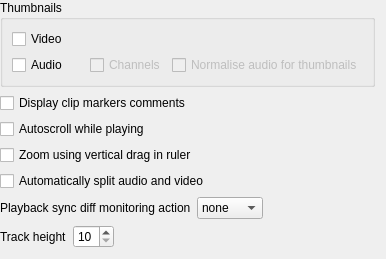
KDE/kdenlive, file src/widgets/configtimeline_ui.ui: the form before one commit.
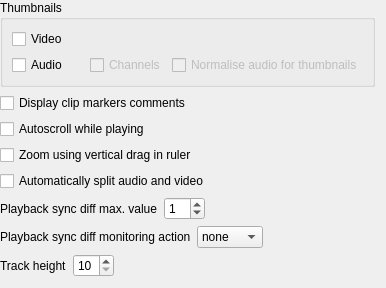
The form after the commit.

Commit message:
syncdiffmaxvalue settable in config
todo: update config hook

What changed in the file:
```diff
--- a/src/widgets/configtimeline_ui.ui
+++ b/src/widgets/configtimeline_ui.ui
@@ -92,6 +92,37 @@
      </property>
     </widget>
    </item>
+   <item>
+    <layout class="QHBoxLayout" name="horizontalLayout_5">
+     <item>
+      <widget class="QLabel" name="label_3">
+       <property name="text">
+        <string>Playback sync diff max. value</string>
+       </property>
+      </widget>
+     </item>
+     <item>
+      <widget class="QSpinBox" name="kcfg_syncdiffmaxvalue">
+       <property name="value">
+        <number>1</number>
+       </property>
+      </widget>
+     </item>
+     <item>
+      <spacer name="horizontalSpacer_3">
+       <property name="orientation">
+        <enum>Qt::Horizontal</enum>
+       </property>
+       <property name="sizeHint" stdset="0">
+        <size>
+         <width>40</width>
+         <height>20</height>
+        </size>
+       </property>
+      </spacer>
+     </item>
+    </layout>
+   </item>
    <item>
     <layout class="QHBoxLayout" name="horizontalLayout" stretch="0,0,0">
      <item>
```
The commit also changes 4 other files.
